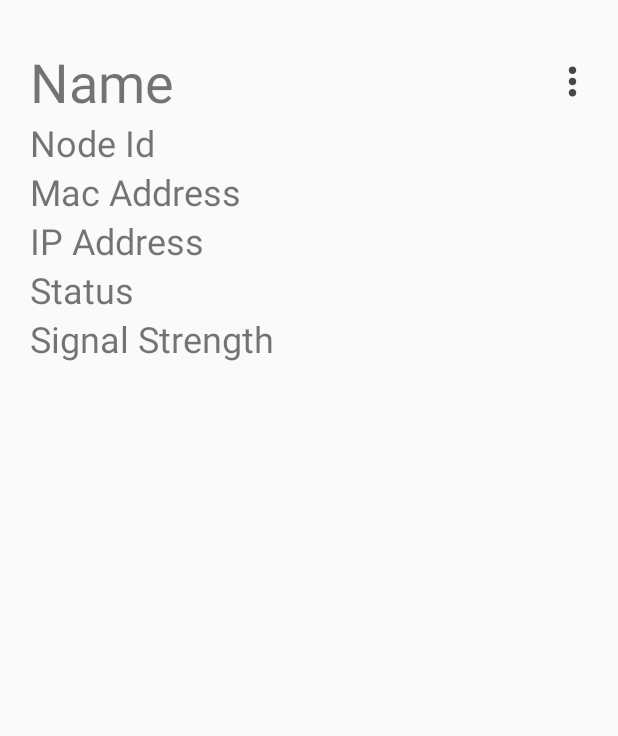
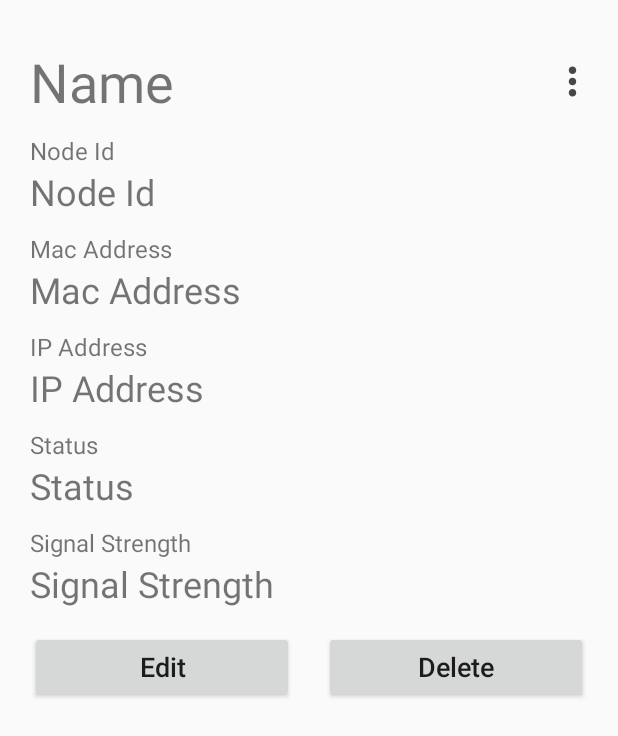
Before and after one commit to grizzythesnowman/MeshNetApp, an Android app: the NodeActivity screen opened directly, with no data from a screen before it, on a phone screen of 412 x 824 dp. Shown: the top 736 px of the screen. Run offline under Robolectric (Android 15) with nearby library versions, the phone set to English and light mode, and no system bars; 1 statement that could not run was skipped.

Commit message:
fixed layout in node activity

```diff
--- a/app/src/main/res/layout/activity_node.xml
+++ b/app/src/main/res/layout/activity_node.xml
@@ -1,18 +1,16 @@
 <?xml version="1.0" encoding="utf-8"?>
-<GridLayout xmlns:android="http://schemas.android.com/apk/res/android"
+<LinearLayout xmlns:android="http://schemas.android.com/apk/res/android"
     xmlns:app="http://schemas.android.com/apk/res-auto"
     xmlns:tools="http://schemas.android.com/tools"
     android:layout_width="match_parent"
     android:layout_height="match_parent"
     tools:context=".NodeActivity"
     android:id="@+id/deviceinfo"
-    android:columnCount="1"
-    android:rowCount="3">
+    android:orientation="vertical">
 
     <LinearLayout
-        android:layout_height="0dp"
-        android:layout_rowWeight="1"
-        android:layout_columnWeight="1"
+        android:layout_height="wrap_content"
+        android:layout_width="match_parent"
         android:paddingLeft="20dp"
         android:orientation="vertical"
         android:paddingTop="30dp">
@@ -20,7 +18,8 @@
         <RelativeLayout xmlns:android="http://schemas.android.com/apk/res/android"
             android:layout_width="fill_parent"
             android:layout_height="wrap_content"
-            android:orientation="horizontal" >
+            android:orientation="horizontal"
+            android:layout_marginBottom="5dp" >
             <TextView
                 android:id="@+id/lblName"
                 android:layout_width="wrap_content"
@@ -40,32 +39,71 @@
         </RelativeLayout>
 
         <TextView
+            android:layout_width="wrap_content"
+            android:layout_height="wrap_content"
+            android:text="Node Id"
+            android:textSize="16dp"
+            android:layout_marginTop="5dp"/>
+
+        <TextView
             android:id="@+id/lblId"
             android:layout_width="wrap_content"
             android:layout_height="wrap_content"
             android:text="Node Id"
-            android:textSize="24dp" />
+            android:textSize="24dp"
+            android:layout_marginBottom="5dp"/>
+
+        <TextView
+            android:layout_width="wrap_content"
+            android:layout_height="wrap_content"
+            android:text="Mac Address"
+            android:textSize="16dp"
+            android:layout_marginTop="5dp"/>
 
         <TextView
             android:id="@+id/lblMac"
             android:layout_width="wrap_content"
             android:layout_height="wrap_content"
             android:text="Mac Address"
-            android:textSize="24dp" />
+            android:textSize="24dp"
+            android:layout_marginBottom="5dp"/>
+
+        <TextView
+            android:layout_width="wrap_content"
+            android:layout_height="wrap_content"
+            android:text="IP Address"
+            android:textSize="16dp"
+            android:layout_marginTop="5dp"/>
 
         <TextView
             android:id="@+id/lblIP"
             android:layout_width="wrap_content"
             android:layout_height="wrap_content"
             android:text="IP Address"
-            android:textSize="24dp" />
+            android:textSize="24dp"
+            android:layout_marginBottom="5dp"/>
+
+        <TextView
+            android:layout_width="wrap_content"
+            android:layout_height="wrap_content"
+            android:text="Status"
+            android:textSize="16dp"
+            android:layout_marginTop="5dp"/>
 
         <TextView
             android:id="@+id/lblStatus"
             android:layout_width="wrap_content"
             android:layout_height="wrap_content"
             android:text="Status"
-            android:textSize="24dp" />
+            android:textSize="24dp"
+            android:layout_marginBottom="5dp"/>
+
+        <TextView
+            android:layout_width="wrap_content"
+            android:layout_height="wrap_content"
+            android:text="Signal Strength"
+            android:textSize="16dp"
+            android:layout_marginTop="5dp"/>
 
         <TextView
             android:id="@+id/lblSignalStrength"
@@ -74,6 +112,40 @@
             android:text="Signal Strength"
             android:textSize="24dp" />
 
+
+
     </LinearLayout>
 
-</GridLayout>
+    <GridLayout
+        android:layout_width="match_parent"
+        android:layout_height="wrap_content"
+        android:columnCount="2"
+        android:rowCount="1"
+        android:paddingTop="15dp"
+        android:paddingBottom="15dp"
+        android:paddingLeft="20dp"
+        android:paddingRight="20dp">
+
+        <Button
+            android:id="@+id/editNode"
+            android:layout_width="wrap_content"
+            android:layout_height="wrap_content"
+            android:layout_columnWeight="1"
+            android:textSize="18dp"
+            android:text="Edit"
+            android:textAllCaps="false"
+            android:layout_marginRight="10dp"/>
+
+        <Button
+            android:id="@+id/deleteNode"
+            android:layout_width="wrap_content"
+            android:layout_height="wrap_content"
+            android:layout_columnWeight="1"
+            android:textSize="18dp"
+            android:text="Delete"
+            android:textAllCaps="false"
+            android:layout_marginLeft="10dp"/>
+
+    </GridLayout>
+
+</LinearLayout>
```
